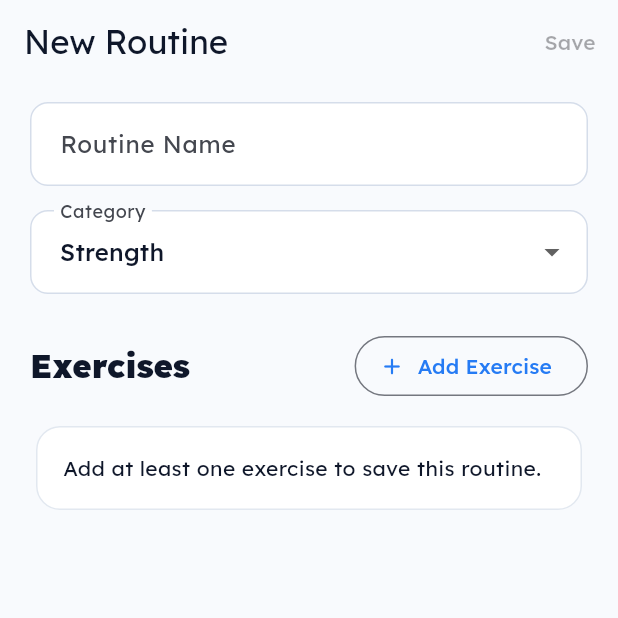
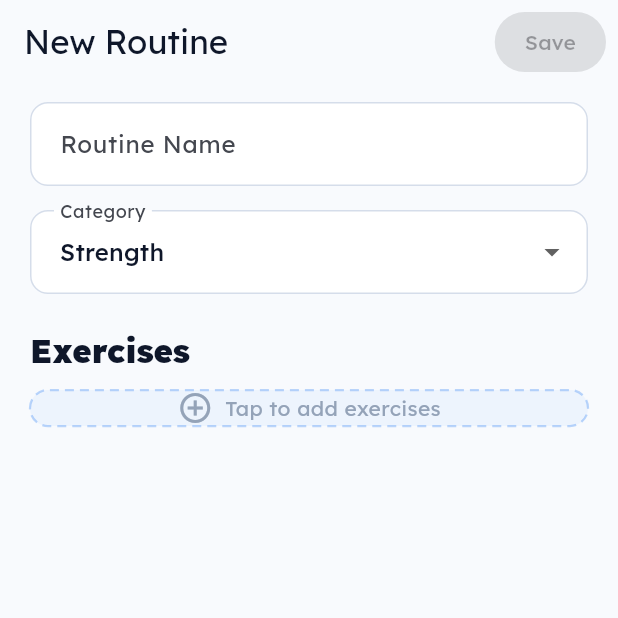
Before and after one commit to nyandrianinamamy/strength-tracking, a Flutter app: the RoutineEditorScreen screen opened by its route, on a phone screen of 412 x 824 dp, the top half of it. Run offline on Flutter 3.47's test engine with Material 3 defaults, Android fonts, the phone set to English and light mode, and no system bars; our stand-ins replace flutter_riverpod, go_router, google_fonts, shared_preferences; accounts and stored records are empty.

Commit message:
Refactor Routine Editor with exercise cards, stepper buttons, and summary metrics
- Restyle exercise cards with icon placeholder and muscle subtitle
- Replace IconButton steppers with small circular GestureDetector buttons
- Add dashed border card for adding exercises
- Add estimated duration and exercise count summary row
- Add full-width Create Routine / Save Changes button at bottom
- Style AppBar save as pill FilledButton
- Add suffix support to _StepperField for REST display

Co-Authored-By: Claude Opus 4.6 (1M context) <noreply@anthropic.com>

```diff
--- a/lib/src/features/routines/routine_editor_screen.dart
+++ b/lib/src/features/routines/routine_editor_screen.dart
@@ -2,8 +2,10 @@ import 'package:flutter/material.dart';
 import 'package:flutter_riverpod/flutter_riverpod.dart';
 import 'package:go_router/go_router.dart';
 import 'package:strength_training_tracker/src/core/app_state_controller.dart';
+import 'package:strength_training_tracker/src/core/theme/app_theme.dart';
 import 'package:strength_training_tracker/src/data/models/routine_exercise.dart';
 import 'package:strength_training_tracker/src/features/routines/routine_controller.dart';
+import 'package:strength_training_tracker/src/shared/widgets/common_widgets.dart';
 
 class RoutineEditorScreen extends ConsumerStatefulWidget {
   const RoutineEditorScreen({super.key, this.routineId});
@@ -45,6 +47,16 @@ class _RoutineEditorScreenState extends ConsumerState<RoutineEditorScreen> {
     super.dispose();
   }
 
+  int get _estimatedDurationMin {
+    return _exercises.fold<int>(
+      0,
+      (total, exercise) =>
+          total +
+          (exercise.targetSets * 2) +
+          ((exercise.targetSets * exercise.restSeconds) ~/ 60),
+    );
+  }
+
   @override
   Widget build(BuildContext context) {
     final state = ref.watch(appStateControllerProvider);
@@ -67,9 +79,19 @@ class _RoutineEditorScreenState extends ConsumerState<RoutineEditorScreen> {
       appBar: AppBar(
         title: Text(widget.routineId == null ? 'New Routine' : 'Edit Routine'),
         actions: [
-          TextButton(
+          Padding(
+            padding: const EdgeInsets.only(right: 8),
+            child: FilledButton(
               onPressed: _exercises.isEmpty ? null : () => _save(context),
+              style: FilledButton.styleFrom(
+                shape: RoundedRectangleBorder(
+                  borderRadius: BorderRadius.circular(999),
+                ),
+                padding:
+                    const EdgeInsets.symmetric(horizontal: 20, vertical: 8),
+              ),
               child: const Text('Save'),
+            ),
           ),
         ],
       ),
@@ -100,31 +122,29 @@ class _RoutineEditorScreenState extends ConsumerState<RoutineEditorScreen> {
             decoration: const InputDecoration(labelText: 'Category'),
           ),
           const SizedBox(height: 24),
-          Row(
-            children: [
-              Expanded(
-                child: Text(
+          Text(
             'Exercises',
             style: Theme.of(
               context,
             ).textTheme.titleLarge?.copyWith(fontWeight: FontWeight.w900),
           ),
-              ),
-              OutlinedButton.icon(
-                onPressed: availableExercises.isEmpty
+          const SizedBox(height: 12),
+          if (_exercises.isEmpty)
+            DashedBorderCard(
+              onTap: availableExercises.isEmpty
                   ? null
                   : () => _showExercisePicker(context, availableExercises),
-                icon: const Icon(Icons.add_rounded),
-                label: const Text('Add Exercise'),
+              child: Row(
+                mainAxisAlignment: MainAxisAlignment.center,
+                children: [
+                  Icon(Icons.add_circle_outline,
+                      color: AppTheme.slateInactive),
+                  const SizedBox(width: 8),
+                  Text(
+                    'Tap to add exercises',
+                    style: TextStyle(color: AppTheme.slateInactive),
                   ),
                 ],
-          ),
-          const SizedBox(height: 12),
-          if (_exercises.isEmpty)
-            const Card(
-              child: Padding(
-                padding: EdgeInsets.all(18),
-                child: Text('Add at least one exercise to save this routine.'),
               ),
             )
           else
@@ -132,31 +152,59 @@ class _RoutineEditorScreenState extends ConsumerState<RoutineEditorScreen> {
               final index = entry.key;
               final item = entry.value;
               final exercise = state.exerciseById(item.exerciseId);
+              final muscles =
+                  exercise?.primaryMuscles.join(', ') ?? '';
 
               return Card(
                 margin: const EdgeInsets.only(bottom: 14),
                 child: Padding(
-                  padding: const EdgeInsets.all(18),
+                  padding: const EdgeInsets.all(16),
+                  child: Column(
+                    children: [
+                      Row(
+                        children: [
+                          Container(
+                            width: 56,
+                            height: 56,
+                            decoration: BoxDecoration(
+                              color: const Color(0xFFF1F5F9),
+                              borderRadius: BorderRadius.circular(12),
+                            ),
+                            child: const Icon(Icons.fitness_center,
+                                color: AppTheme.slateInactive),
+                          ),
+                          const SizedBox(width: 14),
+                          Expanded(
                             child: Column(
                               crossAxisAlignment: CrossAxisAlignment.start,
                               children: [
-                      Row(
-                        children: [
-                          Expanded(
-                            child: Text(
+                                Text(
                                   exercise?.name ?? 'Exercise',
-                              style: Theme.of(context).textTheme.titleMedium
+                                  style: Theme.of(context)
+                                      .textTheme
+                                      .titleMedium
                                       ?.copyWith(fontWeight: FontWeight.w800),
+                                ),
+                                if (muscles.isNotEmpty)
+                                  Text(
+                                    muscles,
+                                    style: TextStyle(
+                                      fontSize: 13,
+                                      color: AppTheme.slateInactive,
+                                    ),
+                                  ),
+                              ],
                             ),
                           ),
                           IconButton(
+                            icon: const Icon(Icons.delete_outline,
+                                color: AppTheme.slateInactive),
                             onPressed: () {
                               setState(() {
                                 _exercises.removeAt(index);
                                 _reindexExercises();
                               });
                             },
-                            icon: const Icon(Icons.delete_outline_rounded),
                           ),
                         ],
                       ),
@@ -165,7 +213,7 @@ class _RoutineEditorScreenState extends ConsumerState<RoutineEditorScreen> {
                         children: [
                           Expanded(
                             child: _StepperField(
-                              label: 'Sets',
+                              label: 'SETS',
                               value: item.targetSets,
                               onChanged: (value) => _updateExercise(
                                 index,
@@ -176,7 +224,7 @@ class _RoutineEditorScreenState extends ConsumerState<RoutineEditorScreen> {
                           const SizedBox(width: 10),
                           Expanded(
                             child: _StepperField(
-                              label: 'Reps',
+                              label: 'REPS',
                               value: item.targetReps,
                               onChanged: (value) => _updateExercise(
                                 index,
@@ -187,9 +235,10 @@ class _RoutineEditorScreenState extends ConsumerState<RoutineEditorScreen> {
                           const SizedBox(width: 10),
                           Expanded(
                             child: _StepperField(
-                              label: 'Rest (s)',
+                              label: 'REST',
                               value: item.restSeconds,
                               step: 15,
+                              suffix: 's',
                               onChanged: (value) => _updateExercise(
                                 index,
                                 item.copyWith(restSeconds: value),
@@ -203,6 +252,60 @@ class _RoutineEditorScreenState extends ConsumerState<RoutineEditorScreen> {
                 ),
               );
             }),
+          if (_exercises.isNotEmpty) ...[
+            DashedBorderCard(
+              onTap: availableExercises.isEmpty
+                  ? null
+                  : () => _showExercisePicker(context, availableExercises),
+              child: Row(
+                mainAxisAlignment: MainAxisAlignment.center,
+                children: [
+                  Icon(Icons.add_circle_outline,
+                      color: AppTheme.slateInactive),
+                  const SizedBox(width: 8),
+                  Text(
+                    'Tap to add more exercises',
+                    style: TextStyle(color: AppTheme.slateInactive),
+                  ),
+                ],
+              ),
+            ),
+            const SizedBox(height: 20),
+            Row(
+              children: [
+                Icon(Icons.schedule, size: 18, color: AppTheme.primary),
+                const SizedBox(width: 6),
+                Text(
+                  'Est. duration: $_estimatedDurationMin min',
+                  style: TextStyle(
+                    fontSize: 13,
+                    color: AppTheme.slateInactive,
+                  ),
+                ),
+                const SizedBox(width: 20),
+                Icon(Icons.fitness_center, size: 18, color: AppTheme.primary),
+                const SizedBox(width: 6),
+                Text(
+                  '${_exercises.length} exercises',
+                  style: TextStyle(
+                    fontSize: 13,
+                    color: AppTheme.slateInactive,
+                  ),
+                ),
+              ],
+            ),
+            const SizedBox(height: 24),
+            FilledButton.icon(
+              onPressed: _exercises.isEmpty ? null : () => _save(context),
+              style: FilledButton.styleFrom(
+                minimumSize: const Size.fromHeight(52),
+              ),
+              icon: const Icon(Icons.check_circle_outline),
+              label: Text(
+                widget.routineId == null ? 'Create Routine' : 'Save Changes',
+              ),
+            ),
+          ],
         ],
       ),
     );
@@ -278,14 +381,6 @@ class _RoutineEditorScreenState extends ConsumerState<RoutineEditorScreen> {
       return;
     }
 
-    final estimatedDurationMin = _exercises.fold<int>(
-      0,
-      (total, exercise) =>
-          total +
-          (exercise.targetSets * 2) +
-          ((exercise.targetSets * exercise.restSeconds) ~/ 60),
-    );
-
     final controller = ref.read(routineControllerProvider);
 
     if (widget.routineId == null) {
@@ -293,7 +388,7 @@ class _RoutineEditorScreenState extends ConsumerState<RoutineEditorScreen> {
         name: name,
         category: _category,
         exercises: _exercises,
-        estimatedDurationMin: estimatedDurationMin,
+        estimatedDurationMin: _estimatedDurationMin,
       );
     } else {
       controller.update(
@@ -301,7 +396,7 @@ class _RoutineEditorScreenState extends ConsumerState<RoutineEditorScreen> {
         name: name,
         category: _category,
         exercises: _exercises,
-        estimatedDurationMin: estimatedDurationMin,
+        estimatedDurationMin: _estimatedDurationMin,
       );
     }
 
@@ -315,12 +410,14 @@ class _StepperField extends StatelessWidget {
     required this.value,
     required this.onChanged,
     this.step = 1,
+    this.suffix,
   });
 
   final String label;
   final int value;
   final ValueChanged<int> onChanged;
   final int step;
+  final String? suffix;
 
   @override
   Widget build(BuildContext context) {
@@ -344,24 +441,38 @@ class _StepperField extends StatelessWidget {
             const SizedBox(height: 8),
             Row(
               children: [
-                IconButton(
-                  visualDensity: VisualDensity.compact,
-                  onPressed: () => onChanged((value - step).clamp(step, 999)),
-                  icon: const Icon(Icons.remove_rounded),
+                GestureDetector(
+                  onTap: () => onChanged((value - step).clamp(step, 999)),
+                  child: Container(
+                    width: 28,
+                    height: 28,
+                    decoration: const BoxDecoration(
+                      color: Color(0xFFF1F5F9),
+                      shape: BoxShape.circle,
+                    ),
+                    child: const Icon(Icons.remove, size: 16, color: AppTheme.ink),
+                  ),
                 ),
                 Expanded(
                   child: Text(
-                    '$value',
+                    suffix != null ? '$value$suffix' : '$value',
                     textAlign: TextAlign.center,
                     style: Theme.of(context).textTheme.titleMedium?.copyWith(
                       fontWeight: FontWeight.w800,
                     ),
                   ),
                 ),
-                IconButton(
-                  visualDensity: VisualDensity.compact,
-                  onPressed: () => onChanged(value + step),
-                  icon: const Icon(Icons.add_rounded),
+                GestureDetector(
+                  onTap: () => onChanged(value + step),
+                  child: Container(
+                    width: 28,
+                    height: 28,
+                    decoration: const BoxDecoration(
+                      color: Color(0xFFF1F5F9),
+                      shape: BoxShape.circle,
+                    ),
+                    child: const Icon(Icons.add, size: 16, color: AppTheme.ink),
+                  ),
                 ),
               ],
             ),
```
Lines whose indentation alone changed are shown as unchanged.
